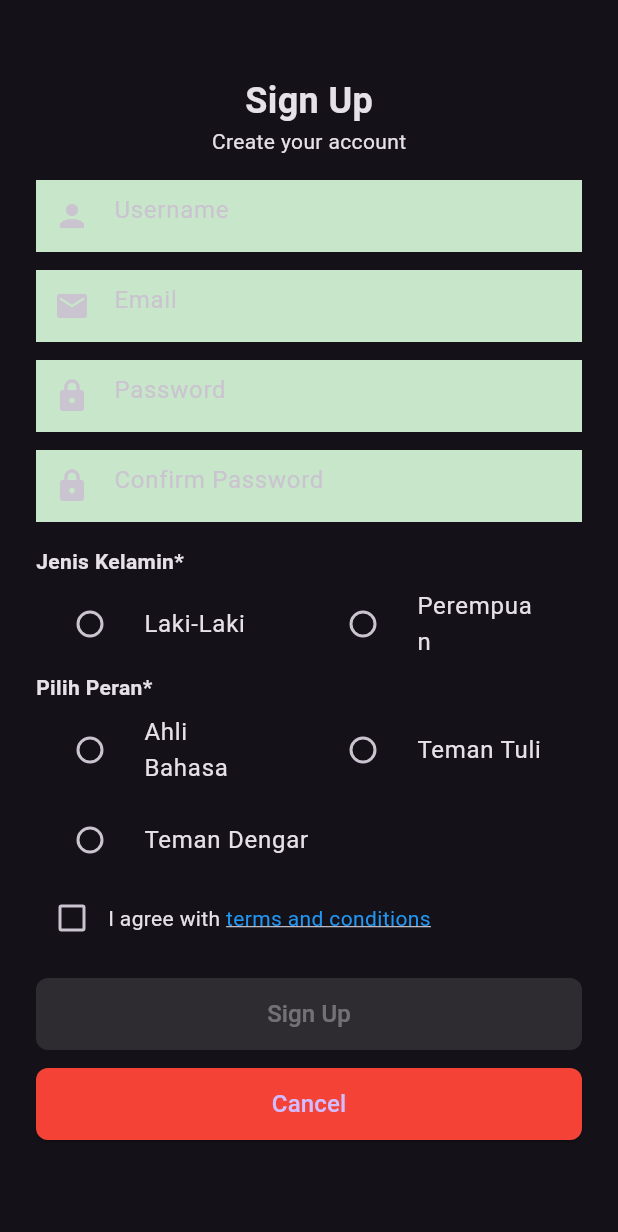
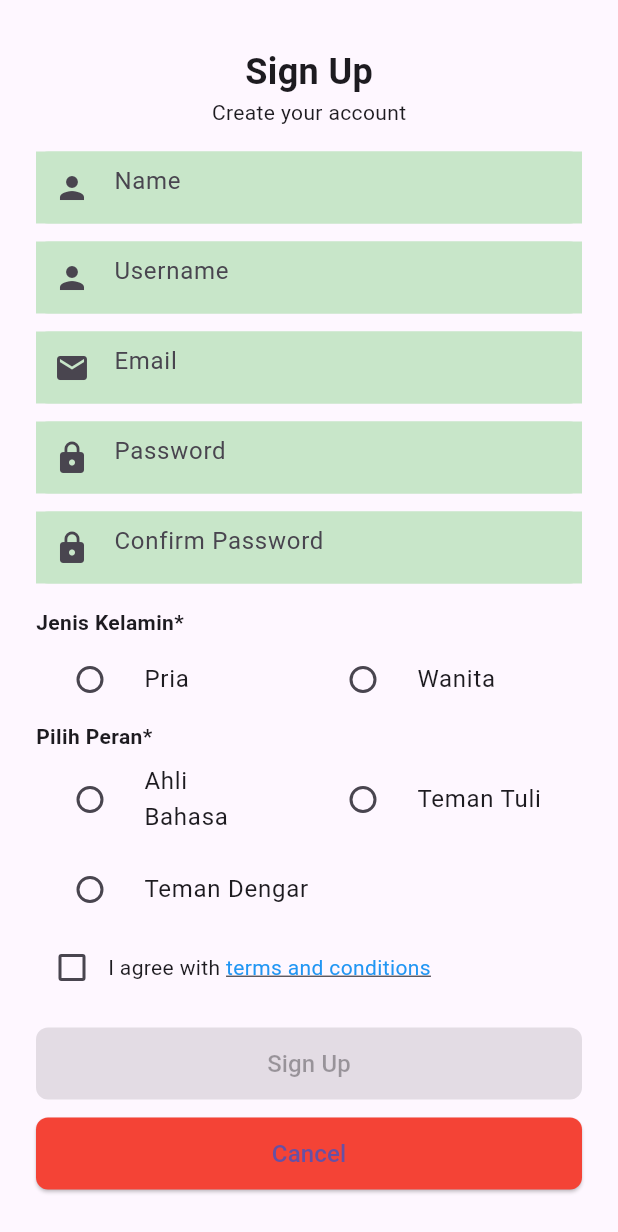
Before and after one commit to protingihear/ferework, a Flutter app: the screen it shows after launch, after a tap on "Sign In", after a tap on "Sign Up", on a phone screen of 412 x 824 dp. Shown: the top 1232 px of the screen. Run offline on Flutter 3.47's test engine with Material 3 defaults, Android fonts, the phone set to English and light mode, and no system bars; our stand-ins replace shared_preferences; network calls fail.

```diff
--- /dev/null
+++ b/devtools_options.yaml
@@ -0,0 +1,3 @@
+description: This file stores settings for Dart & Flutter DevTools.
+documentation: https://docs.flutter.dev/tools/devtools/extensions#configure-extension-enablement-states
+extensions:
--- a/lib/main.dart
+++ b/lib/main.dart
@@ -14,8 +14,8 @@ class MyApp extends StatelessWidget {
     return MaterialApp(
       debugShowCheckedModeBanner: false,
       title: 'YouTube Style Splash',
-      theme: ThemeData.dark(), // Optional: Dark theme like YouTube
-      home: Sign_In_Page(), // Start with SplashScreen
+      theme: ThemeData.light(), // Optional: Dark theme like YouTube
+      home: SplashScreen(), // Start with SplashScreen
     );
   }
 }
--- a/lib/view/sign_in.dart
+++ b/lib/view/sign_in.dart
@@ -185,42 +185,57 @@ class _Sign_In_Page extends State<Sign_In_Page> {
 
   // Fungsi login untuk mengecek email dan password
   Future<void> login() async {
-    final email = Uri.encodeComponent(_emailController.text);
-    final password = Uri.encodeComponent(_passwordController.text);
+    final email = _emailController.text;
+    final password = _passwordController.text;
 
-    final url = 'http://10.0.2.2:8000/api/auth?email=$email&password=$password';
+    final url =
+        'https://berework-production.up.railway.app/auth/login'; // Pakai endpoint login, bukan register
 
     try {
-      // Menggunakan http.get untuk fetch request
-      final response = await http.get(Uri.parse(url));
+      final response = await http.post(
+        Uri.parse(url),
+        headers: {
+          "Content-Type": "application/json",
+        },
+        body: jsonEncode({
+          "email": email,
+          "password": password,
+        }),
+      );
+
+      final data = jsonDecode(response.body);
 
       if (response.statusCode == 200) {
-        final data = jsonDecode(response.body);
-        final userId = data['userId']; // Ambil userId dari response
+        if (data.containsKey('userId')) {
+          final userId = data['userId'];
 
           // Simpan userId ke SharedPreferences
           final prefs = await SharedPreferences.getInstance();
           await prefs.setInt('userId', userId);
 
-        // Tampilkan pesan sukses dan navigasi ke Homepage
           setState(() {
             _responseMessage = "Login successful: ${data['message']}";
           });
 
-        Navigator.pushReplacement(
-
-          context,
-          MaterialPageRoute(builder: (context) => SplashScreen()),
-        );
+          // Navigasi ke halaman berikutnya
+          // Navigator.pushReplacement(
+          //   context,
+          //   MaterialPageRoute(builder: (context) => SplashScreen()),
+          // );
         } else {
-        final message = jsonDecode(response.body)['message'];
           setState(() {
-          _responseMessage = "Login failed: $message";
+            _responseMessage = "Login failed: User ID not found.";
+          });
+        }
+      } else {
+        setState(() {
+          _responseMessage =
+              "Login failed: ${data['message'] ?? 'Unknown error'}";
         });
       }
     } catch (error) {
       setState(() {
-        _responseMessage = "Error: $error";
+        _responseMessage = "Request failed: $error";
       });
     }
   }
--- a/lib/view/sign_up.dart
+++ b/lib/view/sign_up.dart
@@ -18,6 +18,7 @@ class sign_up extends State<Sign_Up_Page> {
       TextEditingController();
   final TextEditingController confirmPasswordController =
       TextEditingController();
+  final TextEditingController nameController = TextEditingController();
   String? gender; // Jenis kelamin ("L" atau "P")
   String? role;
   bool isAgreed = false;
@@ -36,13 +37,32 @@ class sign_up extends State<Sign_Up_Page> {
                 //   'assets/logo.png',
                 //   height: 100,
                 // ),
-                SizedBox(height: 16),
+                SizedBox(height: 30),
                 Text(
                   'Sign Up',
                   style: TextStyle(fontSize: 24, fontWeight: FontWeight.bold),
                 ),
                 Text('Create your account'),
                 SizedBox(height: 16),
+
+                // Name Field
+                Container(
+                  decoration: BoxDecoration(
+                    color: Colors.green[100],
+                    borderRadius: BorderRadius.circular(8),
+                  ),
+                  child: TextField(
+                    controller: nameController,
+                    decoration: InputDecoration(
+                      hintText: 'Name',
+                      border: InputBorder.none,
+                      filled: true,
+                      fillColor: Colors.green[100],
+                      prefixIcon: Icon(Icons.person),
+                    ),
+                  ),
+                ),
+                SizedBox(height: 12),
 
                 // Username Field
                 Container(
@@ -132,7 +152,7 @@ class sign_up extends State<Sign_Up_Page> {
                   children: [
                     Expanded(
                       child: RadioListTile<String>(
-                        title: Text('Laki-Laki'),
+                        title: Text('Pria'),
                         value: 'L',
                         groupValue: gender,
                         onChanged: (value) {
@@ -144,7 +164,7 @@ class sign_up extends State<Sign_Up_Page> {
                     ),
                     Expanded(
                       child: RadioListTile<String>(
-                        title: Text('Perempuan'),
+                        title: Text('Wanita'),
                         value: 'P',
                         groupValue: gender,
                         onChanged: (value) {
@@ -172,7 +192,7 @@ class sign_up extends State<Sign_Up_Page> {
                         Expanded(
                           child: RadioListTile<String>(
                             title: Text('Ahli Bahasa'),
-                            value: 'Ahli Bahasa',
+                            value: 'ahli_bahasa',
                             groupValue: role,
                             onChanged: (value) {
                               setState(() {
@@ -184,7 +204,7 @@ class sign_up extends State<Sign_Up_Page> {
                         Expanded(
                           child: RadioListTile<String>(
                             title: Text('Teman Tuli'),
-                            value: 'Teman Tuli',
+                            value: 'teman_tuli',
                             groupValue: role,
                             onChanged: (value) {
                               setState(() {
@@ -197,7 +217,7 @@ class sign_up extends State<Sign_Up_Page> {
                     ),
                     RadioListTile<String>(
                       title: Text('Teman Dengar'),
-                      value: 'Teman Dengar',
+                      value: 'teman_dengar',
                       groupValue: role,
                       onChanged: (value) {
                         setState(() {
@@ -247,15 +267,14 @@ class sign_up extends State<Sign_Up_Page> {
                   ),
                   onPressed: isAgreed && gender != null
                       ? () async {
-                          // Ambil input user
                           String inputUsername = usernameController.text;
                           String inputEmail = registEmailController.text;
                           String inputPassword = registPasswordController.text;
                           String confirmPassword =
                               confirmPasswordController.text;
+                          String fullName = nameController.text;
 
                           if (inputPassword != confirmPassword) {
-                            // Tampilkan pesan error jika password tidak cocok
                             ScaffoldMessenger.of(context).showSnackBar(
                               SnackBar(
                                 content: Text(
@@ -266,28 +285,34 @@ class sign_up extends State<Sign_Up_Page> {
                             return;
                           }
 
-                          // Data yang akan dikirim ke server
+                          List<String> nameParts =
+                              fullName.split(" ");
+                          String firstname =
+                              nameParts.first;
+                          String lastname =
+                              nameParts.skip(1).join(" ");
+
                           Map<String, dynamic> requestData = {
+                            'firstname': firstname,
+                            'lastname': lastname,
+                            'email': inputEmail,
                             'username': inputUsername,
-                            'email': inputEmail,
                             'password': inputPassword,
-                            'gender': gender,
-                            'firstName':
-                                'John', // Contoh data tambahan, sesuaikan dengan kebutuhan
-                            'lastName': 'Doe'
+                            'role': role ?? 'user',
                           };
 
+                          print("Request Data: ${jsonEncode(requestData)}");
+
                           try {
-                            // Kirim POST request ke server
                             var response = await http.post(
-                              Uri.parse('http://10.0.2.2:8000/api/teman-tuli'),
+                              Uri.parse(
+                                  'https://berework-production.up.railway.app/auth/register'),
                               headers: {
                                 'Content-Type': 'application/json',
                               },
                               body: jsonEncode(requestData),
                             );
 
-                            // Tangani response dari server
                             if (response.statusCode == 201) {
                               ScaffoldMessenger.of(context).showSnackBar(
                                 SnackBar(
@@ -295,21 +320,18 @@ class sign_up extends State<Sign_Up_Page> {
                                   backgroundColor: Colors.green,
                                 ),
                               );
-                              Navigator.pop(
-                                  context); // Kembali ke halaman sebelumnya
+                              Navigator.pop(context);
                             } else {
-                              // Tangani error dari server
                               var errorResponse = jsonDecode(response.body);
                               ScaffoldMessenger.of(context).showSnackBar(
                                 SnackBar(
-                                  content:
-                                      Text('Error: ${errorResponse['errors']}'),
+                                  content: Text(
+                                      'Error: ${errorResponse['message'] ?? 'Terjadi kesalahan'}'),
                                   backgroundColor: Colors.red,
                                 ),
                               );
                             }
                           } catch (e) {
-                            // Tangani error jaringan
                             ScaffoldMessenger.of(context).showSnackBar(
                               SnackBar(
                                 content: Text('Terjadi kesalahan jaringan: $e'),
@@ -337,7 +359,9 @@ class sign_up extends State<Sign_Up_Page> {
                   },
                   child: Text('Cancel', style: TextStyle(fontSize: 16)),
                 ),
-                SizedBox(height: 30,)
+                SizedBox(
+                  height: 30,
+                )
               ],
             ),
           ),
```
Also changed, not shown: 5 other files. Lines whose indentation alone changed are shown as unchanged.
